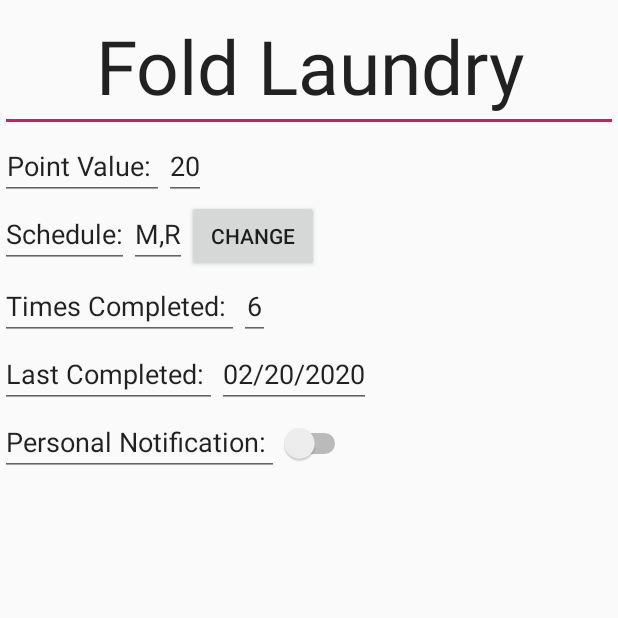
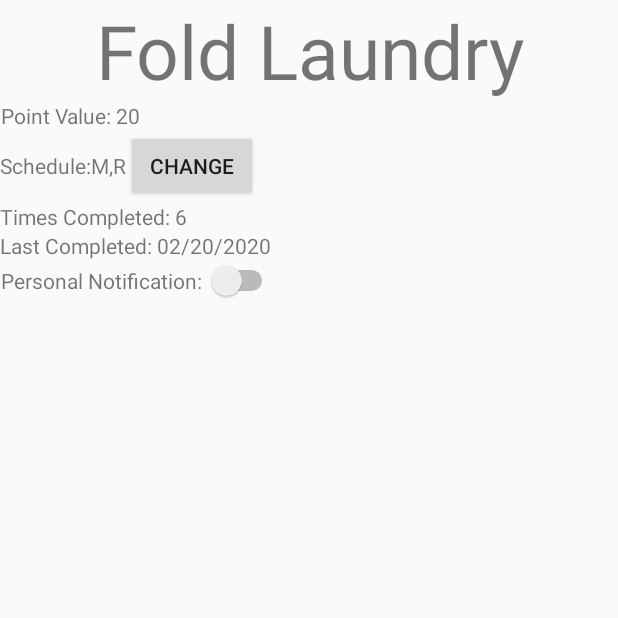
Before and after one commit to damichaels/WhatToDo-CS495, an Android app: the TaskDescription screen opened directly, with no data from a screen before it, on a phone screen of 412 x 824 dp, the top half of it. Run offline under Robolectric (Android 15) with nearby library versions, the phone set to English and light mode, and no system bars.

Commit message:
Changed some edittext to textview.

```diff
--- a/app/src/main/java/com/example/WhatToDo/MainActivity.java
+++ b/app/src/main/java/com/example/WhatToDo/MainActivity.java
@@ -26,7 +26,7 @@ public class MainActivity extends AppCompatActivity {
             public void onClick(View view) {
                 String username = usernameLogin.getText().toString();
                 String password = passwordLogin.getText().toString();
-                if (username.equals("jdtubbs3")) {
+                if (username.equals("user")) {
                     if (password.equals("password")) {
                         Toast.makeText(view.getContext(), "Open Sesame", 2).show();
                         Intent intent1 = new Intent(getBaseContext(), gList.class);
--- a/app/src/main/java/com/example/WhatToDo/TodayTaskList.java
+++ b/app/src/main/java/com/example/WhatToDo/TodayTaskList.java
@@ -5,6 +5,7 @@ import android.os.Bundle;
 import android.app.Activity;
 import android.view.View;
 import android.widget.Button;
+import android.widget.TextView;
 
 import androidx.recyclerview.widget.LinearLayoutManager;
 import androidx.recyclerview.widget.RecyclerView;
@@ -23,6 +24,7 @@ public class TodayTaskList extends AppCompatActivity {
         super.onCreate(savedInstanceState);
         setContentView(R.layout.task_list);
         final Button btnMember = (Button) findViewById(R.id.btnMembers);
+        final TextView points = findViewById(R.id.pointValue);
         taskList.add(new taskItem("Mow Lawn", "50"));
         taskList.add(new taskItem("Wash Dishes", "10"));
         taskList.add(new taskItem("Feed Cat", "20"));
@@ -53,6 +55,7 @@ public class TodayTaskList extends AppCompatActivity {
                     taskList.clear();
                     taskList.add(new taskItem("Dust", "30"));
                     taskList.add(new taskItem("Vacuum", "50"));
+                    points.setText("Points: 80");
                     mAdapter.notifyDataSetChanged();
                 }
                 else {
@@ -61,6 +64,7 @@ public class TodayTaskList extends AppCompatActivity {
                     taskList.add(new taskItem("Wash Dishes", "10"));
                     taskList.add(new taskItem("Feed Cat", "20"));
                     taskList.add(new taskItem("Fold Laundry", "20"));
+                    points.setText("Points: 100");
                     mAdapter.notifyDataSetChanged();
                 }
             }
--- a/app/src/main/res/layout/task_description.xml
+++ b/app/src/main/res/layout/task_description.xml
@@ -10,7 +10,7 @@
         android:layout_width="wrap_content"
         android:layout_height="wrap_content"
         android:orientation="vertical">
-    <EditText
+    <TextView
         android:id="@+id/title"
         android:layout_width="wrap_content"
         android:layout_height="wrap_content"
@@ -26,7 +26,7 @@
             android:layout_width="wrap_content"
             android:layout_height="wrap_content"
             android:orientation="horizontal">
-            <EditText
+            <TextView
                 android:layout_width="wrap_content"
                 android:layout_height="wrap_content"
                 android:gravity="center"
@@ -34,7 +34,7 @@
                 app:layout_constraintEnd_toEndOf="parent"
                 app:layout_constraintStart_toStartOf="parent"
                 />
-            <EditText
+            <TextView
                 android:id="@+id/points"
                 android:layout_width="wrap_content"
                 android:layout_height="wrap_content"
@@ -51,7 +51,7 @@
             android:layout_width="wrap_content"
             android:layout_height="wrap_content"
             android:orientation="horizontal">
-            <EditText
+            <TextView
                 android:layout_width="wrap_content"
                 android:layout_height="wrap_content"
                 android:gravity="center"
@@ -59,7 +59,7 @@
                 app:layout_constraintEnd_toEndOf="parent"
                 app:layout_constraintStart_toStartOf="parent"
                 />
-            <EditText
+            <TextView
                 android:id="@+id/schedule"
                 android:layout_width="wrap_content"
                 android:layout_height="wrap_content"
@@ -79,7 +79,7 @@
             android:layout_width="wrap_content"
             android:layout_height="wrap_content"
             android:orientation="horizontal">
-            <EditText
+            <TextView
                 android:layout_width="wrap_content"
                 android:layout_height="wrap_content"
                 android:gravity="center"
@@ -87,7 +87,7 @@
                 app:layout_constraintEnd_toEndOf="parent"
                 app:layout_constraintStart_toStartOf="parent"
                 />
-            <EditText
+            <TextView
                 android:id="@+id/timesCompleted"
                 android:layout_width="wrap_content"
                 android:layout_height="wrap_content"
@@ -104,7 +104,7 @@
             android:layout_width="wrap_content"
             android:layout_height="wrap_content"
             android:orientation="horizontal">
-            <EditText
+            <TextView
                 android:layout_width="wrap_content"
                 android:layout_height="wrap_content"
                 android:gravity="center"
@@ -112,7 +112,7 @@
                 app:layout_constraintEnd_toEndOf="parent"
                 app:layout_constraintStart_toStartOf="parent"
                 />
-            <EditText
+            <TextView
                 android:id="@+id/lastCompleted"
                 android:layout_width="wrap_content"
                 android:layout_height="wrap_content"
@@ -128,7 +128,7 @@
             android:layout_width="wrap_content"
             android:layout_height="wrap_content"
             android:orientation="horizontal">
-            <EditText
+            <TextView
                 android:layout_width="wrap_content"
                 android:layout_height="wrap_content"
                 android:gravity="center"
--- a/app/src/main/res/layout/task_namelist.xml
+++ b/app/src/main/res/layout/task_namelist.xml
@@ -10,7 +10,7 @@
         android:layout_width="wrap_content"
         android:layout_height="wrap_content"
         android:orientation="vertical">
-    <EditText
+    <TextView
         android:id="@+id/todayTask"
         android:layout_width="wrap_content"
         android:layout_height="wrap_content"
```
Also changed, not shown: app/src/main/res/layout/task_list.xml (+3 -4 lines).
